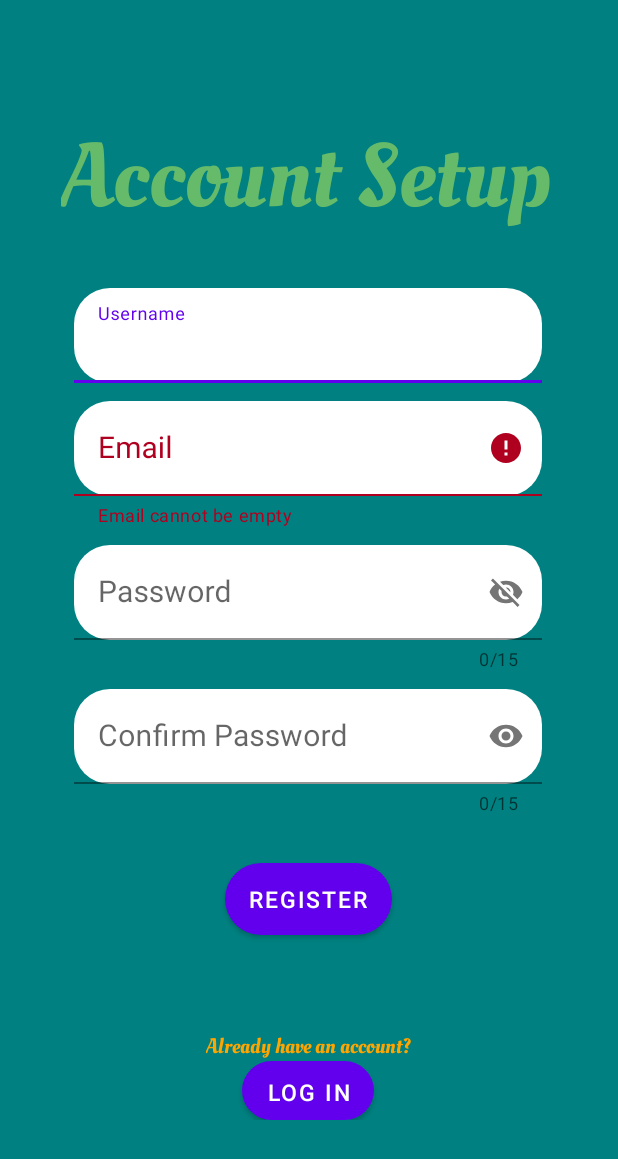
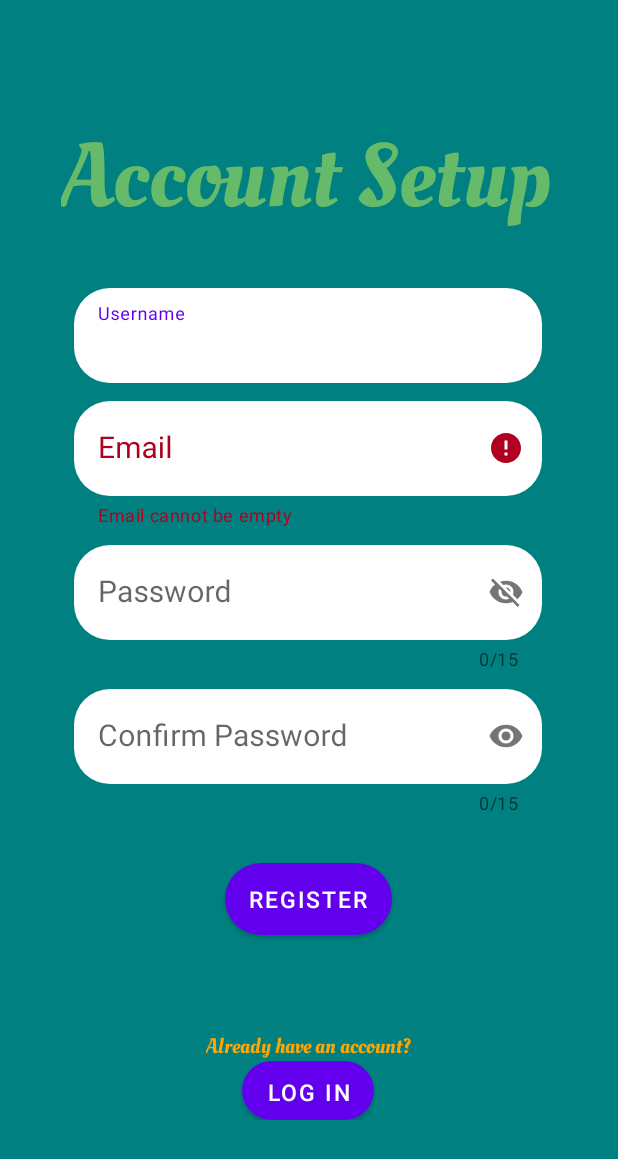
Before and after one commit to ColdCoder92/floridex, an Android app built with Jetpack Compose: the RegisterActivity screen opened directly, with no data from a screen before it, after a tap on "REGISTER", on a phone screen of 412 x 824 dp. Shown: the top 1159 px of the screen. Run offline under Robolectric (Android 15) with nearby library versions, the phone set to English and light mode, and no system bars; our stand-ins replace Volley; network calls fail; 1 other tap on this screen came first.

Commit message:
Removed underline

```diff
--- a/app/src/main/res/layout/login_page.xml
+++ b/app/src/main/res/layout/login_page.xml
@@ -27,6 +27,8 @@
         <com.google.android.material.textfield.TextInputLayout
             android:id="@+id/usernameTIL"
             android:layout_width="312dp"
+            app:boxStrokeWidth="0dp"
+            app:boxStrokeWidthFocused="0dp"
             android:layout_height="wrap_content">
 
             <com.google.android.material.textfield.TextInputEditText
@@ -46,6 +48,8 @@
             android:id="@+id/passwordTIL"
             android:layout_width="312dp"
             android:layout_height="wrap_content"
+            app:boxStrokeWidth="0dp"
+            app:boxStrokeWidthFocused="0dp"
             app:counterEnabled="true"
             app:counterMaxLength="15"
             app:passwordToggleEnabled="true">
--- a/app/src/main/res/layout/register_page.xml
+++ b/app/src/main/res/layout/register_page.xml
@@ -31,6 +31,8 @@
 
         <com.google.android.material.textfield.TextInputLayout
             android:id="@+id/usernameTIL"
+            app:boxStrokeWidth="0dp"
+            app:boxStrokeWidthFocused="0dp"
             android:layout_width="312dp"
             android:layout_height="wrap_content">
 
@@ -49,6 +51,8 @@
 
         <com.google.android.material.textfield.TextInputLayout
             android:id="@+id/emailTIL"
+            app:boxStrokeWidth="0dp"
+            app:boxStrokeWidthFocused="0dp"
             android:layout_width="312dp"
             android:layout_height="wrap_content">
 
@@ -67,6 +71,8 @@
 
         <com.google.android.material.textfield.TextInputLayout
             android:id="@+id/passwordTIL"
+            app:boxStrokeWidth="0dp"
+            app:boxStrokeWidthFocused="0dp"
             android:layout_width="312dp"
             android:layout_height="wrap_content"
             app:counterEnabled="true"
@@ -89,6 +95,8 @@
 
         <com.google.android.material.textfield.TextInputLayout
             android:id="@+id/confirm_passwordTIL"
+            app:boxStrokeWidth="0dp"
+            app:boxStrokeWidthFocused="0dp"
             android:layout_width="312dp"
             android:layout_height="wrap_content"
             app:counterEnabled="true"
```
